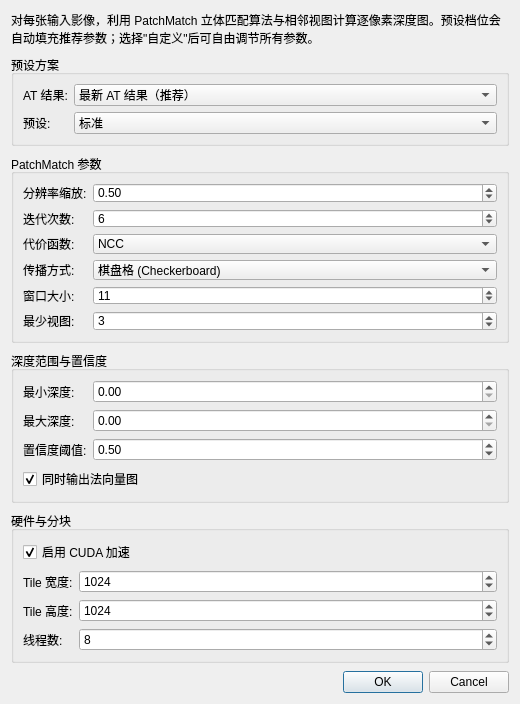
This is src/gui/dialogs/DepthMapEstimateDialog.ui in guderianXu/plascan as Qt 5 draws it before an edit. The edited form follows.
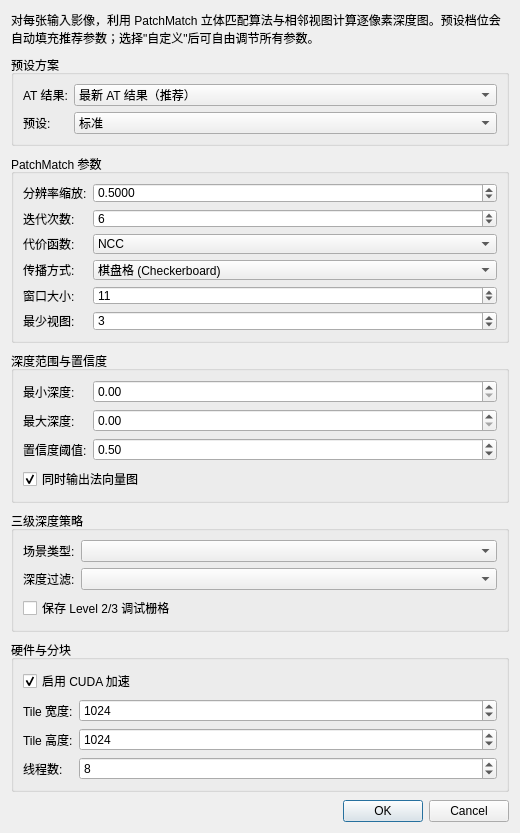
This is the edited form.

Diff of the .ui file:
```diff
--- a/src/gui/dialogs/DepthMapEstimateDialog.ui
+++ b/src/gui/dialogs/DepthMapEstimateDialog.ui
@@ -7,7 +7,7 @@
     <x>0</x>
     <y>0</y>
     <width>520</width>
-    <height>680</height>
+    <height>810</height>
    </rect>
   </property>
   <property name="windowTitle">
@@ -123,10 +123,10 @@
          <string>分辨率缩放：先把影像按该比例缩小后估计深度。数值越小越快、显存占用越低，但细节会减少；1.0 表示原始分辨率。</string>
         </property>
         <property name="decimals">
-         <number>2</number>
+         <number>4</number>
         </property>
         <property name="minimum">
-         <double>0.100000000000000</double>
+         <double>0.062500000000000</double>
         </property>
         <property name="maximum">
          <double>1.000000000000000</double>
@@ -392,6 +392,59 @@
         </property>
         <property name="checked">
          <bool>true</bool>
+        </property>
+       </widget>
+      </item>
+     </layout>
+   </widget>
+  </item>
+   <item>
+    <widget class="QGroupBox" name="depthPyramidGroup">
+     <property name="title">
+      <string>三级深度策略</string>
+     </property>
+     <layout class="QFormLayout" name="depthPyramidForm">
+      <item row="0" column="0">
+       <widget class="QLabel" name="sceneProfileLabel">
+        <property name="text">
+         <string>场景类型:</string>
+        </property>
+        <property name="buddy">
+         <cstring>m_sceneProfileCombo</cstring>
+        </property>
+       </widget>
+      </item>
+      <item row="0" column="1">
+       <widget class="QComboBox" name="m_sceneProfileCombo">
+        <property name="toolTip">
+         <string>自动识别会根据相机轨迹和稀疏点云判断环拍物体或航测地形，并选择对应的三级传播与质量门控参数。</string>
+        </property>
+       </widget>
+      </item>
+      <item row="1" column="0">
+       <widget class="QLabel" name="depthFilterLabel">
+        <property name="text">
+         <string>深度过滤:</string>
+        </property>
+        <property name="buddy">
+         <cstring>m_depthFilterCombo</cstring>
+        </property>
+       </widget>
+      </item>
+      <item row="1" column="1">
+       <widget class="QComboBox" name="m_depthFilterCombo">
+        <property name="toolTip">
+         <string>自动模式按场景选择过滤强度。温和适合环拍物体并保留薄结构；中等适合一般航测；强过滤用于抑制地形噪点，但可能减少边缘细节。</string>
+        </property>
+       </widget>
+      </item>
+      <item row="2" column="0" colspan="2">
+       <widget class="QCheckBox" name="m_savePyramidLevelsCheck">
+        <property name="toolTip">
+         <string>额外保存 Level 3 粗层和 Level 2 中层的原始深度与置信度，仅用于质量诊断；会增加磁盘占用。</string>
+        </property>
+        <property name="text">
+         <string>保存 Level 2/3 调试栅格</string>
         </property>
        </widget>
       </item>
```
Left out of the diff: 2 changed lines with no effect on the pictures.
